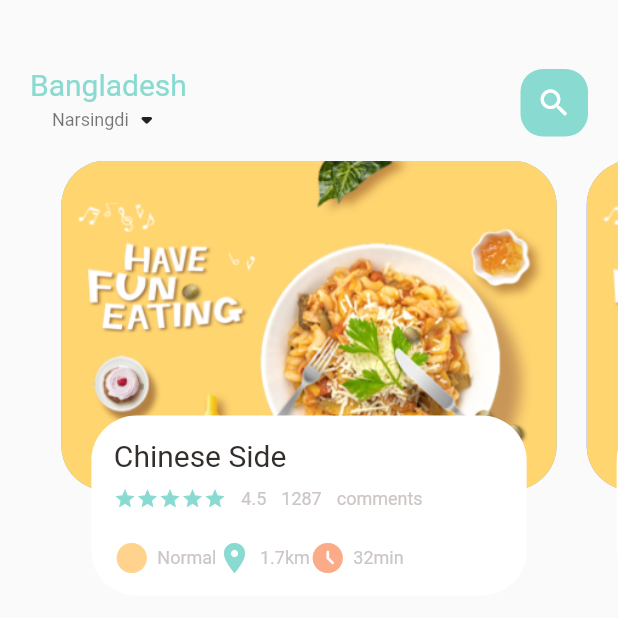
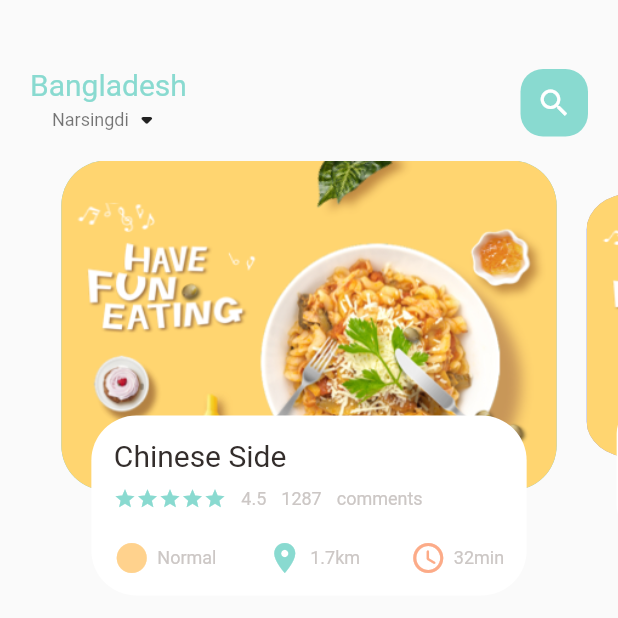
Before and after one commit to zaidoun92/food_delivery_app, a Flutter app: the screen it shows after launch, on a phone screen of 412 x 824 dp, the top half of it. Run offline on Flutter 3.47's test engine with Material 2 defaults, Android fonts, the phone set to English and light mode, and no system bars.

Commit message:
complete all transion scall for list widget

```diff
--- a/lib/home/food_page_body.dart
+++ b/lib/home/food_page_body.dart
@@ -14,6 +14,25 @@ class FoodPageBody extends StatefulWidget {
 
 class _FoodPageBodyState extends State<FoodPageBody> {
   PageController pageController = PageController(viewportFraction: 0.85);
+  var _currPageValue = 0.0;
+  double _scaleFactor = 0.8;
+  double _height = 220;
+
+  @override
+  void initState() {
+    super.initState();
+    pageController.addListener(() {
+      setState(() {
+        _currPageValue = pageController.page!;
+      });
+    });
+  }
+
+  @override
+  void dispose() {
+    super.dispose();
+    pageController.dispose();
+  }
 
   @override
   Widget build(BuildContext context) {
@@ -29,10 +48,51 @@ class _FoodPageBodyState extends State<FoodPageBody> {
   }
 
   Widget _buildPageItem(int index) {
-    return Stack(
+    Matrix4 matrix = Matrix4.identity();
+    // if we are i the current index
+    if (index == _currPageValue.floor()) {
+      // the current value will remains 1 wich mean 100% for it size
+      //var currScale = 1 - (1 - 1) * (1 - 0.8) = 1
+      var currScale = 1 - (_currPageValue - index) * (1 - _scaleFactor);
+      var currTrans = _height * (1 - currScale) / 2;
+      // save it in matrex in y axis
+      //..setTranslationRaw(0, currTrans, 0) == means base after scale hapens we change the postion of the widget
+      matrix = Matrix4.diagonal3Values(1, currScale, 1)
+        ..setTranslationRaw(0, currTrans, 0);
+
+      //////////////////////// next Widget ////////////////////////
+    } else if (index == _currPageValue.floor() + 1) {
+      // the current value will remains 0.8 wich mean 80% for it size
+      //var currScale = 0.8 - (1 - 2 + 1) * (1 - 0.8) = 0.8
+      var currScale =
+          _scaleFactor + (_currPageValue - index + 1) * (1 - _scaleFactor);
+      var currTrans = _height * (1 - currScale) / 2;
+      // save it in matrex in y axis
+      //..setTranslationRaw(0, currTrans, 0) == means base after scale hapens we change the postion of the widget
+      matrix = Matrix4.diagonal3Values(1, currScale, 1);
+      matrix = Matrix4.diagonal3Values(1, currScale, 1)
+        ..setTranslationRaw(0, currTrans, 0);
+
+      //////////////////////// previous Widget ////////////////////////
+    } else if (index == _currPageValue.floor() - 1) {
+      //var currScale = 1 - (1 - 0) * (1 - 0.8) = 0.8
+      var currScale = 1 - (_currPageValue - index) * (1 - _scaleFactor);
+      var currTrans = _height * (1 - currScale) / 2;
+      matrix = Matrix4.diagonal3Values(1, currScale, 1);
+      matrix = Matrix4.diagonal3Values(1, currScale, 1)
+        ..setTranslationRaw(0, currTrans, 0);
+    } else {
+      var currScale = 0.8;
+      matrix = Matrix4.diagonal3Values(1, currScale, 1)
+        ..setTranslationRaw(0, _height * (1 - _scaleFactor) / 2, 1);
+    }
+
+    return Transform(
+      transform: matrix,
+      child: Stack(
         children: [
           Container(
-          height: 220,
+            height: _height,
             margin: const EdgeInsets.only(left: 10, right: 10),
             decoration: BoxDecoration(
               borderRadius: BorderRadius.circular(30),
@@ -85,6 +145,7 @@ class _FoodPageBodyState extends State<FoodPageBody> {
                     ),
                     const SizedBox(height: 20),
                     Row(
+                      mainAxisAlignment: MainAxisAlignment.spaceBetween,
                       children: const [
                         IconAndTextWidget(
                           icon: Icons.circle_sharp,
@@ -97,7 +158,7 @@ class _FoodPageBodyState extends State<FoodPageBody> {
                           iconColor: AppColors.mainColor,
                         ),
                         IconAndTextWidget(
-                        icon: Icons.access_time_filled_rounded,
+                          icon: Icons.access_time_rounded,
                           text: "32min",
                           iconColor: AppColors.iconColor2,
                         ),
@@ -109,6 +170,7 @@ class _FoodPageBodyState extends State<FoodPageBody> {
             ),
           ),
         ],
+      ),
     );
   }
 }
```
Lines whose indentation alone changed are shown as unchanged.
